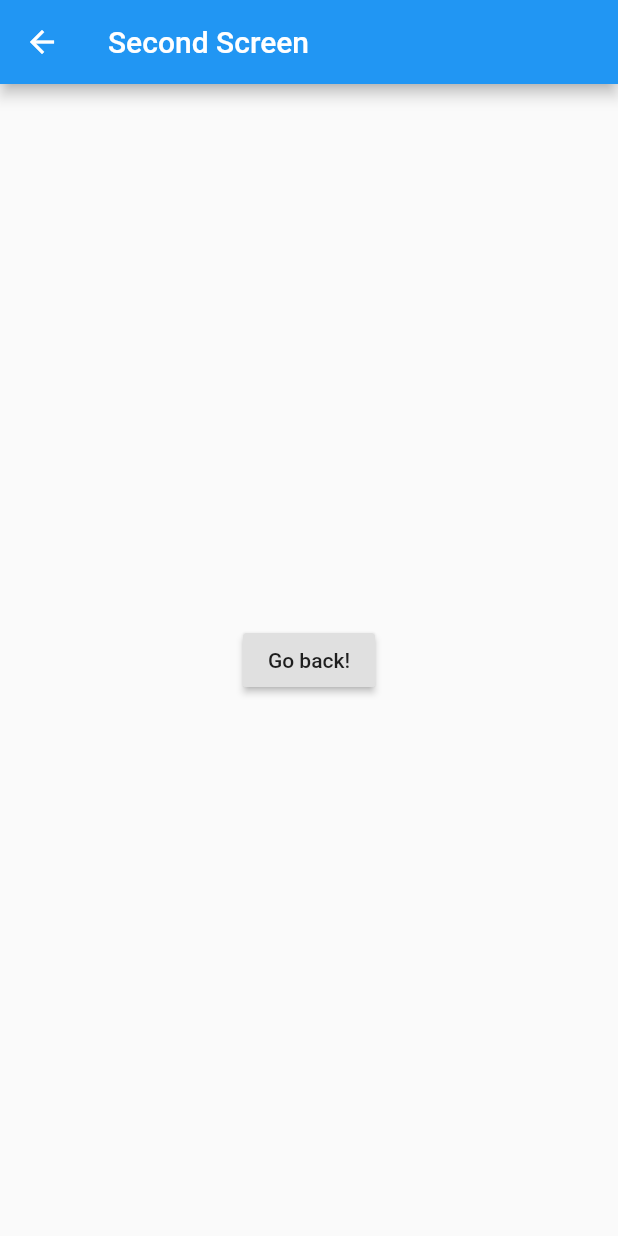
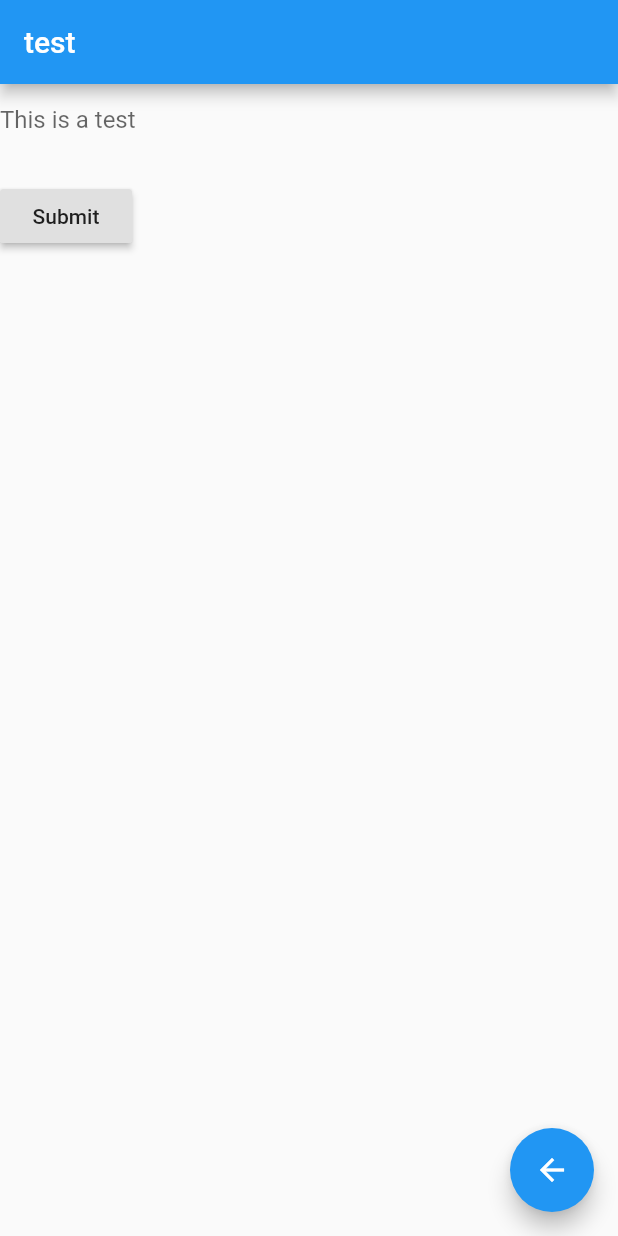
Before and after one commit to ktran050/nearby, a Flutter app: the screen it shows after launch, after a tap on the "account circle" icon, on a phone screen of 412 x 824 dp. Run offline on Flutter 3.47's test engine with Material 2 defaults, Android fonts, the phone set to English and light mode, and no system bars.

Commit message:
Added text field to scene 2

```diff
--- a/src/nearby/lib/main.dart
+++ b/src/nearby/lib/main.dart
@@ -1,3 +1,4 @@
+
 import 'package:flutter/material.dart';
 
 void main() {
@@ -33,29 +34,81 @@ class HomePage extends StatelessWidget {
       ),
       floatingActionButton: new FloatingActionButton(
         onPressed: () { Navigator.pushNamed(context, '/second'); },
-        tooltip: 'Go back',
+        tooltip: 'Go Forward',
         child: new Icon(Icons.account_circle),
       ),
     );
   }
 }
 
-class ProfilePage extends StatelessWidget {
+class ProfilePage extends StatelessWidget{
+  @override
+  Widget build(BuildContext context){
+    final appTitle = 'test';
+    return MaterialApp(
+      title: appTitle,
+      home: Scaffold(
+        appBar: AppBar(
+          title: Text(appTitle),
+        ),
+        body: ProfilePageForm(),
+        floatingActionButton: new FloatingActionButton(
+          onPressed: () {Navigator.pop(context);},
+          tooltip: 'Go back',
+          child: new Icon(Icons.arrow_back),
+        ),
+      )
+    );
+  }
+}
+
+class ProfilePageForm extends StatefulWidget {
+  @override
+  ProfilePageFormState createState() { return ProfilePageFormState(); }
+}
+
+class ProfilePageFormState extends State<ProfilePageForm>{
+  // Create a global key that will uniquely identify the Form widget and allow
+  // us to validate the form
+  //
+  // Note: This is a GlobalKey<FormState>, not a GlobalKey<MyCustomFormState>!
+  final _formKey = GlobalKey<FormState>();
+
   @override
   Widget build(BuildContext context) {
-    return Scaffold(
-      appBar: AppBar(
-        title: Text("Second Screen"),
-      ),
-      body: Center(
-        child: RaisedButton(
-          onPressed: () {
-            // Navigate back to the first screen by popping the current route
-            // off the stack
-            Navigator.pop(context);
-          },
-          child: Text('Go back!'),
-        ),
+    // Build a Form widget using the _formKey we created above
+    return Form(
+      key: _formKey,
+      child: Column(
+        crossAxisAlignment: CrossAxisAlignment.start,
+        children: <Widget>[
+          TextFormField(
+            decoration: InputDecoration(
+              border: InputBorder.none,
+              hintText: 'This is a test',
+            ),
+            validator: (value) {
+              if (value.isEmpty) {
+                return 'Please enter some text';
+              }
+            },
+          ),
+          Padding(
+            padding: const EdgeInsets.symmetric(vertical: 16.0),
+            child: RaisedButton(
+              onPressed: () {
+                // Validate will return true if the form is valid, or false if
+                // the form is invalid.
+                if (_formKey.currentState.validate()) {
+                  // If the form is valid, we want to show a Snackbar
+                  Scaffold.of(context)
+                      .showSnackBar(SnackBar(content: Text('Processing Data')));
+                }
+              },
+              child: Text('Submit'),
+            ),
+          ),
+        ],
       ),
     );
   }
```
Also changed, not shown: 1 other file.
